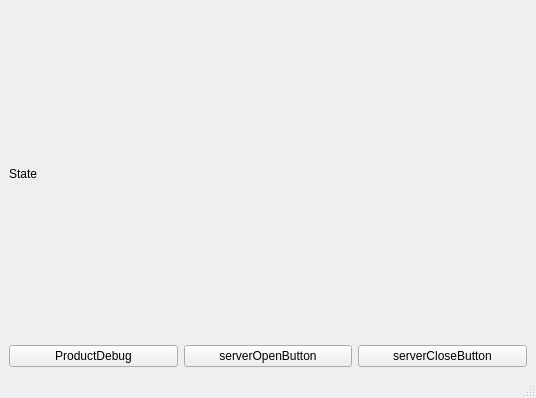
Before: the Qt Designer form mainwindow.ui in didwnsgur999/Trpg_Table_Server, drawn with Qt 5.
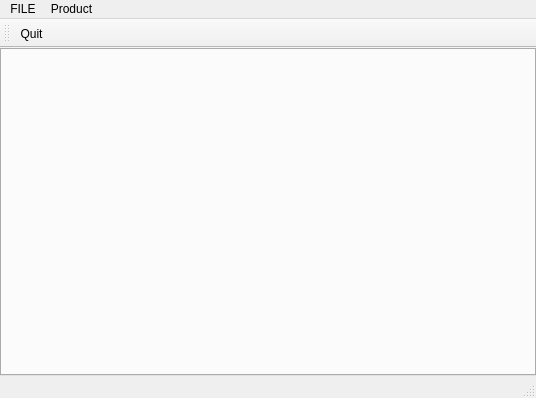
After: the same form once the commit is applied.

```diff
--- a/mainwindow.ui
+++ b/mainwindow.ui
@@ -14,39 +14,29 @@
    <string>MainWindow</string>
   </property>
   <widget class="QWidget" name="centralwidget">
-   <layout class="QVBoxLayout" name="verticalLayout">
+   <layout class="QHBoxLayout" name="horizontalLayout">
+    <property name="spacing">
+     <number>0</number>
+    </property>
+    <property name="leftMargin">
+     <number>0</number>
+    </property>
+    <property name="topMargin">
+     <number>0</number>
+    </property>
+    <property name="rightMargin">
+     <number>0</number>
+    </property>
+    <property name="bottomMargin">
+     <number>0</number>
+    </property>
     <item>
-     <widget class="QLabel" name="StateLabel">
-      <property name="text">
-       <string>State</string>
+     <widget class="QTabWidget" name="MainTabWidget">
+      <property name="currentIndex">
+       <number>-1</number>
       </property>
      </widget>
     </item>
-    <item>
-     <layout class="QHBoxLayout" name="horizontalLayout">
-      <item>
-       <widget class="QPushButton" name="ProductDebug">
-        <property name="text">
-         <string>ProductDebug</string>
-        </property>
-       </widget>
-      </item>
-      <item>
-       <widget class="QPushButton" name="serverOpenButton">
-        <property name="text">
-         <string>serverOpenButton</string>
-        </property>
-       </widget>
-      </item>
-      <item>
-       <widget class="QPushButton" name="serverCloseButton">
-        <property name="text">
-         <string>serverCloseButton</string>
-        </property>
-       </widget>
-      </item>
-     </layout>
-    </item>
    </layout>
   </widget>
   <widget class="QMenuBar" name="menubar">
@@ -58,8 +48,38 @@
      <height>18</height>
     </rect>
    </property>
+   <widget class="QMenu" name="menuFile">
+    <property name="title">
+     <string>FILE</string>
+    </property>
+    <addaction name="actionQuit"/>
+   </widget>
+   <widget class="QMenu" name="menuProduct">
+    <property name="title">
+     <string>Product</string>
+    </property>
+   </widget>
+   <addaction name="menuFile"/>
+   <addaction name="menuProduct"/>
   </widget>
   <widget class="QStatusBar" name="statusbar"/>
+  <widget class="QToolBar" name="toolBar">
+   <property name="windowTitle">
+    <string>toolBar</string>
+   </property>
+   <attribute name="toolBarArea">
+    <enum>TopToolBarArea</enum>
+   </attribute>
+   <attribute name="toolBarBreak">
+    <bool>false</bool>
+   </attribute>
+   <addaction name="actionQuit"/>
+  </widget>
+  <action name="actionQuit">
+   <property name="text">
+    <string>Quit</string>
+   </property>
+  </action>
  </widget>
  <resources/>
  <connections/>
```
